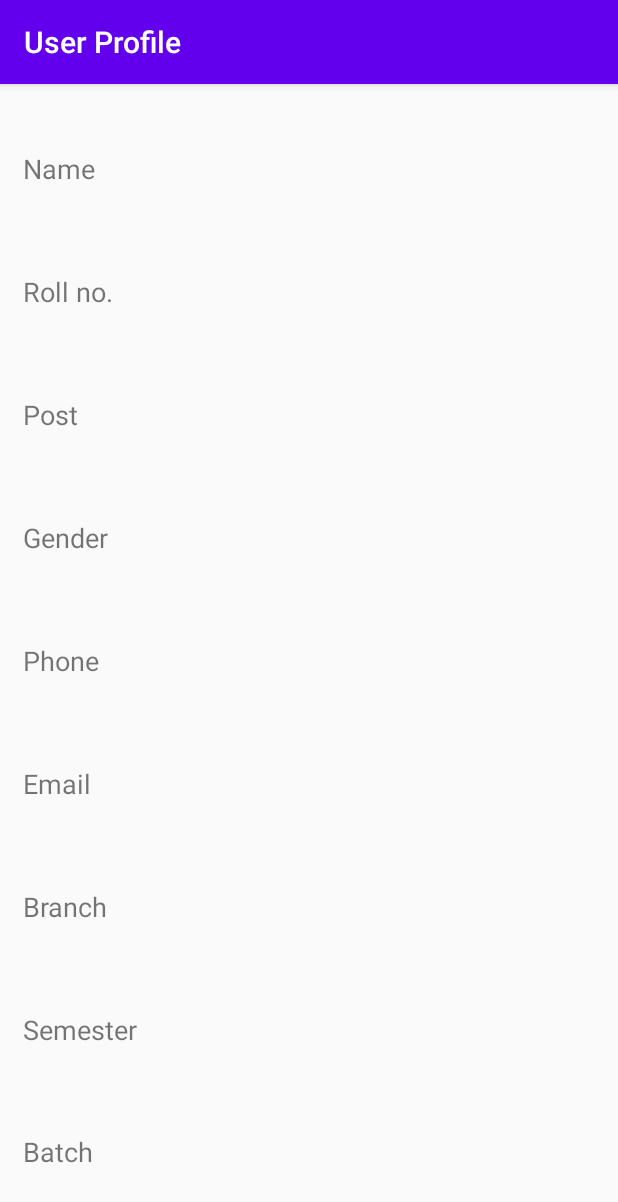
After one commit to tarunlahrod/Student-Evaluation-Project, an Android app: the UserProfileActivity screen opened directly, with no data from a screen before it, on a phone screen of 412 x 824 dp. The commit adds this screen. Shown: the top 1202 px of the screen. Run offline under Robolectric (Android 15) with nearby library versions, the phone set to English and light mode, and no system bars; our stand-ins replace Firebase (no records; nobody signed in at launch, a user with empty details on screens opened directly).

Commit message:
Added UserProfileActivity for showing user details. All working fine till now.

```diff
--- a/app/src/main/AndroidManifest.xml
+++ b/app/src/main/AndroidManifest.xml
@@ -9,6 +9,7 @@
         android:roundIcon="@mipmap/ic_launcher_round"
         android:supportsRtl="true"
         android:theme="@style/AppTheme">
+        <activity android:name=".UserProfileActivity"></activity>
         <activity android:name=".AddUserDetailsActivity" />
         <activity android:name=".SignedInMainMenuActivity" />
         <activity android:name=".GoogleSignInActivity" />
--- a/app/src/main/java/com/example/studentevaluationproject/SignedInMainMenuActivity.java
+++ b/app/src/main/java/com/example/studentevaluationproject/SignedInMainMenuActivity.java
@@ -10,6 +10,7 @@ import android.content.SharedPreferences;
 import android.os.Bundle;
 import android.util.Log;
 import android.view.Menu;
+import android.view.MenuItem;
 import android.view.View;
 import android.widget.Button;
 import android.widget.TextView;
@@ -131,7 +132,20 @@ public class SignedInMainMenuActivity extends AppCompatActivity {
     @Override
     public boolean onCreateOptionsMenu(Menu menu) {
         getMenuInflater().inflate(R.menu.profile, menu);
+
+
         return super.onCreateOptionsMenu(menu);
+    }
+
+    @Override
+    public boolean onOptionsItemSelected(@NonNull MenuItem item) {
+
+        if(item.getItemId() == R.id.action_profile) {
+            startActivity(new Intent(SignedInMainMenuActivity.this, UserProfileActivity.class));
+        }
+
+
+        return super.onOptionsItemSelected(item);
     }
 
     public void showUserProfileData() {
--- /dev/null
+++ b/app/src/main/java/com/example/studentevaluationproject/UserProfileActivity.java
@@ -0,0 +1,46 @@
+package com.example.studentevaluationproject;
+
+import androidx.appcompat.app.AppCompatActivity;
+
+import android.content.Intent;
+import android.os.Bundle;
+import android.widget.TextView;
+
+public class UserProfileActivity extends AppCompatActivity {
+
+    private TextView nameTV, postTV, rollTV, phoneTV, genderTV, batchTV, branchTV, semesterTV, emailTV;
+
+    @Override
+    protected void onCreate(Bundle savedInstanceState) {
+        super.onCreate(savedInstanceState);
+        setContentView(R.layout.activity_user_profile);
+        getSupportActionBar().setTitle("User Profile");
+
+        nameTV = (TextView) findViewById(R.id.nameTV);
+        rollTV = (TextView) findViewById(R.id.rollTV);
+        genderTV = (TextView) findViewById(R.id.genderTV);
+        postTV = (TextView) findViewById(R.id.postTV);
+        branchTV = (TextView) findViewById(R.id.branchTV);
+        batchTV = (TextView) findViewById(R.id.batchTV);
+        semesterTV = (TextView) findViewById(R.id.semesterTV);
+        emailTV = (TextView) findViewById(R.id.emailTV);
+        phoneTV = (TextView) findViewById(R.id.phoneTV);
+
+        showDetails();
+    }
+
+    private void showDetails() {
+        UserProfile userProfile = UserProfile.getInstance();
+
+        nameTV.setText(userProfile.getName());
+        rollTV.setText(userProfile.getRoll_no());
+        genderTV.setText(userProfile.getGender());
+        postTV.setText(userProfile.getPost());
+        branchTV.setText(userProfile.getBranch());
+        batchTV.setText(userProfile.getBatch());
+        phoneTV.setText(userProfile.getPhone_no());
+        emailTV.setText(userProfile.getEmail());
+        semesterTV.setText(userProfile.getSemester());
+    }
+
+}
--- /dev/null
+++ b/app/src/main/res/layout/activity_user_profile.xml
@@ -0,0 +1,370 @@
+<?xml version="1.0" encoding="utf-8"?>
+<androidx.constraintlayout.widget.ConstraintLayout xmlns:android="http://schemas.android.com/apk/res/android"
+    xmlns:app="http://schemas.android.com/apk/res-auto"
+    xmlns:tools="http://schemas.android.com/tools"
+    android:layout_width="match_parent"
+    android:layout_height="match_parent"
+    tools:context=".UserProfileActivity">
+
+    <LinearLayout
+        android:layout_width="match_parent"
+        android:layout_height="match_parent"
+        android:orientation="vertical"
+        android:padding="15dp">
+
+        <LinearLayout
+            android:layout_width="match_parent"
+            android:layout_height="match_parent"
+            android:orientation="horizontal"
+            android:layout_weight="1">
+
+            <TextView
+                android:layout_width="match_parent"
+                android:layout_height="match_parent"
+                android:layout_weight="3"
+                android:text="Name"
+                android:gravity="left|center"
+                android:textSize="18sp"
+                android:fontFamily="sans-serif"
+                app:layout_constraintBottom_toBottomOf="parent"
+                app:layout_constraintEnd_toEndOf="parent"
+                app:layout_constraintHorizontal_bias="0.147"
+                app:layout_constraintStart_toStartOf="parent"
+                app:layout_constraintTop_toTopOf="parent"
+                app:layout_constraintVertical_bias="0.051" />
+
+            <TextView
+                android:id="@+id/nameTV"
+                android:layout_width="match_parent"
+                android:layout_height="match_parent"
+                android:layout_weight="1"
+                android:text="Name"
+                android:gravity="left|center"
+                android:textSize="18sp"
+                android:fontFamily="sans-serif"
+                app:layout_constraintBottom_toBottomOf="parent"
+                app:layout_constraintEnd_toEndOf="parent"
+                app:layout_constraintHorizontal_bias="0.147"
+                app:layout_constraintStart_toStartOf="parent"
+                app:layout_constraintTop_toTopOf="parent"
+                app:layout_constraintVertical_bias="0.051" />
+
+        </LinearLayout>
+
+        <LinearLayout
+            android:layout_width="match_parent"
+            android:layout_height="match_parent"
+            android:orientation="horizontal"
+            android:layout_weight="1">
+
+            <TextView
+                android:layout_width="match_parent"
+                android:layout_height="match_parent"
+                android:layout_weight="3"
+                android:text="Roll no."
+                android:gravity="left|center"
+                android:textSize="18sp"
+                android:fontFamily="sans-serif"
+                app:layout_constraintBottom_toBottomOf="parent"
+                app:layout_constraintEnd_toEndOf="parent"
+                app:layout_constraintHorizontal_bias="0.143"
+                app:layout_constraintStart_toStartOf="parent"
+                app:layout_constraintTop_toTopOf="parent"
+                app:layout_constraintVertical_bias="0.126" />
+
+            <TextView
+                android:id="@+id/rollTV"
+                android:layout_width="match_parent"
+                android:layout_height="match_parent"
+                android:layout_weight="1"
+                android:text="Roll no."
+                android:gravity="left|center"
+                android:textSize="18sp"
+                android:fontFamily="sans-serif"
+                app:layout_constraintBottom_toBottomOf="parent"
+                app:layout_constraintEnd_toEndOf="parent"
+                app:layout_constraintHorizontal_bias="0.147"
+                app:layout_constraintStart_toStartOf="parent"
+                app:layout_constraintTop_toTopOf="parent"
+                app:layout_constraintVertical_bias="0.051" />
+
+        </LinearLayout>
+
+        <LinearLayout
+            android:layout_width="match_parent"
+            android:layout_height="match_parent"
+            android:orientation="horizontal"
+            android:layout_weight="1">
+
+            <TextView
+                android:layout_width="match_parent"
+                android:layout_height="match_parent"
+                android:layout_weight="3"
+                android:text="Post"
+                android:gravity="left|center"
+                android:textSize="18sp"
+                android:fontFamily="sans-serif"
+                app:layout_constraintBottom_toBottomOf="parent"
+                app:layout_constraintEnd_toEndOf="parent"
+                app:layout_constraintHorizontal_bias="0.143"
+                app:layout_constraintStart_toStartOf="parent"
+                app:layout_constraintTop_toTopOf="parent"
+                app:layout_constraintVertical_bias="0.126" />
+
+            <TextView
+                android:id="@+id/postTV"
+                android:layout_width="match_parent"
+                android:layout_height="match_parent"
+                android:layout_weight="1"
+                android:text="Post"
+                android:gravity="left|center"
+                android:textSize="18sp"
+                android:fontFamily="sans-serif"
+                app:layout_constraintBottom_toBottomOf="parent"
+                app:layout_constraintEnd_toEndOf="parent"
+                app:layout_constraintHorizontal_bias="0.144"
+                app:layout_constraintStart_toStartOf="parent"
+                app:layout_constraintTop_toTopOf="parent"
+                app:layout_constraintVertical_bias="0.206" />
+
+        </LinearLayout>
+
+        <LinearLayout
+            android:layout_width="match_parent"
+            android:layout_height="match_parent"
+            android:orientation="horizontal"
+            android:layout_weight="1">
+
+            <TextView
+                android:layout_width="match_parent"
+                android:layout_height="match_parent"
+                android:layout_weight="3"
+                android:text="Gender"
+                android:gravity="left|center"
+                android:textSize="18sp"
+                android:fontFamily="sans-serif"
+                app:layout_constraintBottom_toBottomOf="parent"
+                app:layout_constraintEnd_toEndOf="parent"
+                app:layout_constraintHorizontal_bias="0.143"
+                app:layout_constraintStart_toStartOf="parent"
+                app:layout_constraintTop_toTopOf="parent"
+                app:layout_constraintVertical_bias="0.126" />
+
+            <TextView
+                android:id="@+id/genderTV"
+                android:layout_width="match_parent"
+                android:layout_height="match_parent"
+                android:layout_weight="1"
+                android:text="Gender"
+                android:gravity="left|center"
+                android:textSize="18sp"
+                android:fontFamily="sans-serif"
+                app:layout_constraintBottom_toBottomOf="parent"
+                app:layout_constraintEnd_toEndOf="parent"
+                app:layout_constraintHorizontal_bias="0.144"
+                app:layout_constraintStart_toStartOf="parent"
+                app:layout_constraintTop_toTopOf="parent"
+                app:layout_constraintVertical_bias="0.327" />
+
+        </LinearLayout>
+
+
+        <LinearLayout
+            android:layout_width="match_parent"
+            android:layout_height="match_parent"
+            android:orientation="horizontal"
+            android:layout_weight="1">
+
+            <TextView
+                android:layout_width="match_parent"
+                android:layout_height="match_parent"
+                android:layout_weight="3"
+                android:text="Phone"
+                android:gravity="left|center"
+                android:textSize="18sp"
+                android:fontFamily="sans-serif"
+                app:layout_constraintBottom_toBottomOf="parent"
+                app:layout_constraintEnd_toEndOf="parent"
+                app:layout_constraintHorizontal_bias="0.143"
+                app:layout_constraintStart_toStartOf="parent"
+                app:layout_constraintTop_toTopOf="parent"
+                app:layout_constraintVertical_bias="0.126" />
+
+            <TextView
+                android:id="@+id/phoneTV"
+                android:layout_width="match_parent"
+                android:layout_height="match_parent"
+                android:layout_weight="1"
+                android:text="Phone"
+                android:gravity="left|center"
+                android:textSize="18sp"
+                android:fontFamily="sans-serif"
+                app:layout_constraintBottom_toBottomOf="parent"
+                app:layout_constraintEnd_toEndOf="parent"
+                app:layout_constraintHorizontal_bias="0.144"
+                app:layout_constraintStart_toStartOf="parent"
+                app:layout_constraintTop_toTopOf="parent"
+                app:layout_constraintVertical_bias="0.554" />
+
+        </LinearLayout>
+
+
+        <LinearLayout
+            android:layout_width="match_parent"
+            android:layout_height="match_parent"
+            android:orientation="horizontal"
+            android:layout_weight="1">
+
+            <TextView
+                android:layout_width="match_parent"
+                android:layout_height="match_parent"
+                android:layout_weight="3"
+                android:text="Email"
+                android:gravity="left|center"
+                android:textSize="18sp"
+                android:fontFamily="sans-serif"
+                app:layout_constraintBottom_toBottomOf="parent"
+                app:layout_constraintEnd_toEndOf="parent"
+                app:layout_constraintHorizontal_bias="0.143"
+                app:layout_constraintStart_toStartOf="parent"
+                app:layout_constraintTop_toTopOf="parent"
+                app:layout_constraintVertical_bias="0.126" />
+
+            <TextView
+                android:id="@+id/emailTV"
+                android:layout_width="match_parent"
+                android:layout_height="match_parent"
+                android:layout_weight="1"
+                android:text="Email"
+                android:gravity="left|center"
+                android:textSize="18sp"
+                android:fontFamily="sans-serif"
+                app:layout_constraintBottom_toBottomOf="parent"
+                app:layout_constraintEnd_toEndOf="parent"
+                app:layout_constraintHorizontal_bias="0.144"
+                app:layout_constraintStart_toStartOf="parent"
+                app:layout_constraintTop_toTopOf="parent"
+                app:layout_constraintVertical_bias="0.448" />
+
+        </LinearLayout>
+
+        <LinearLayout
+            android:layout_width="match_parent"
+            android:layout_height="match_parent"
+            android:orientation="horizontal"
+            android:layout_weight="1">
+
+            <TextView
+                android:layout_width="match_parent"
+                android:layout_height="match_parent"
+                android:layout_weight="3"
+                android:text="Branch"
+                android:gravity="left|center"
+                android:textSize="18sp"
+                android:fontFamily="sans-serif"
+                app:layout_constraintBottom_toBottomOf="parent"
+                app:layout_constraintEnd_toEndOf="parent"
+                app:layout_constraintHorizontal_bias="0.143"
+                app:layout_constraintStart_toStartOf="parent"
+                app:layout_constraintTop_toTopOf="parent"
+                app:layout_constraintVertical_bias="0.126" />
+
+            <TextView
+                android:id="@+id/branchTV"
+                android:layout_width="match_parent"
+                android:layout_height="match_parent"
+                android:layout_weight="1"
+                android:text="Branch"
+                android:gravity="left|center"
+                android:textSize="18sp"
+                android:fontFamily="sans-serif"
+                app:layout_constraintBottom_toBottomOf="parent"
+                app:layout_constraintEnd_toEndOf="parent"
+                app:layout_constraintHorizontal_bias="0.144"
+                app:layout_constraintStart_toStartOf="parent"
+                app:layout_constraintTop_toTopOf="parent"
+                app:layout_constraintVertical_bias="0.658" />
+
+        </LinearLayout>
+
+        <LinearLayout
+            android:layout_width="match_parent"
+            android:layout_height="match_parent"
+            android:orientation="horizontal"
+            android:layout_weight="1">
+
+            <TextView
+                android:layout_width="match_parent"
+                android:layout_height="match_parent"
+                android:layout_weight="3"
+                android:text="Semester"
+                android:gravity="left|center"
+                android:textSize="18sp"
+                android:fontFamily="sans-serif"
+                app:layout_constraintBottom_toBottomOf="parent"
+                app:layout_constraintEnd_toEndOf="parent"
+                app:layout_constraintHorizontal_bias="0.143"
+                app:layout_constraintStart_toStartOf="parent"
+                app:layout_constraintTop_toTopOf="parent"
+                app:layout_constraintVertical_bias="0.126" />
+
+            <TextView
+                android:id="@+id/semesterTV"
+                android:layout_width="match_parent"
+                android:layout_height="match_parent"
+                android:layout_weight="1"
+                android:text="Semester"
+                android:gravity="left|center"
+                android:textSize="18sp"
+                android:fontFamily="sans-serif"
+                app:layout_constraintBottom_toBottomOf="parent"
+                app:layout_constraintEnd_toEndOf="parent"
+                app:layout_constraintHorizontal_bias="0.144"
+                app:layout_constraintStart_toStartOf="parent"
+                app:layout_constraintTop_toTopOf="parent"
+                app:layout_constraintVertical_bias="0.842" />
+
+        </LinearLayout>
+
+        <LinearLayout
+            android:layout_width="match_parent"
+            android:layout_height="match_parent"
+            android:orientation="horizontal"
+            android:layout_weight="1">
+
+            <TextView
+                android:layout_width="match_parent"
+                android:layout_height="match_parent"
+                android:layout_weight="3"
+                android:text="Batch"
+                android:gravity="left|center"
+                android:textSize="18sp"
+                android:fontFamily="sans-serif"
+                app:layout_constraintBottom_toBottomOf="parent"
+                app:layout_constraintEnd_toEndOf="parent"
+                app:layout_constraintHorizontal_bias="0.143"
+                app:layout_constraintStart_toStartOf="parent"
+                app:layout_constraintTop_toTopOf="parent"
+                app:layout_constraintVertical_bias="0.126" />
+
+            <TextView
+                android:id="@+id/batchTV"
+                android:layout_width="match_parent"
+                android:layout_height="match_parent"
+                android:layout_weight="1"
+                android:text="Batch"
+                android:gravity="left|center"
+                android:textSize="18sp"
+                android:fontFamily="sans-serif"
+                app:layout_constraintBottom_toBottomOf="parent"
+                app:layout_constraintEnd_toEndOf="parent"
+                app:layout_constraintHorizontal_bias="0.144"
+                app:layout_constraintStart_toStartOf="parent"
+                app:layout_constraintTop_toTopOf="parent"
+                app:layout_constraintVertical_bias="0.931" />
+
+        </LinearLayout>
+
+    </LinearLayout>
+
+</androidx.constraintlayout.widget.ConstraintLayout>
```
